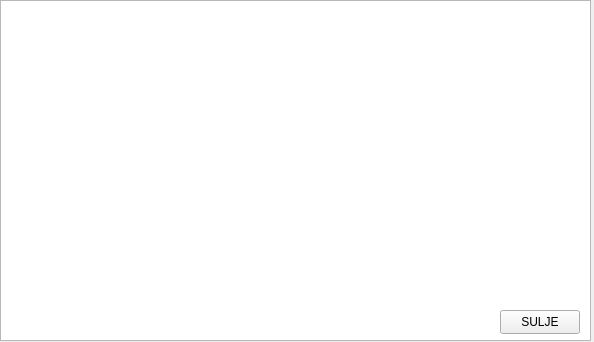
Old version of the form frontend/kuittiwindow.ui in the repository 22kmo-project/group_1.
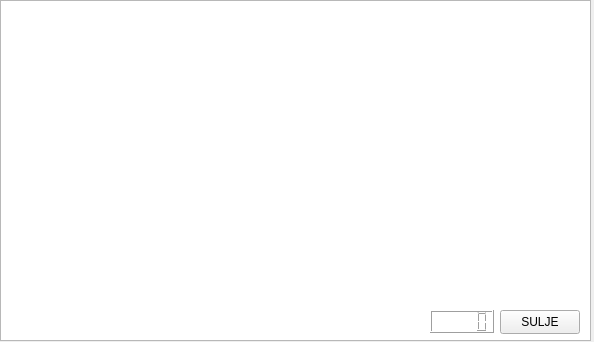
New version of the form.

Patch:
```diff
--- a/frontend/kuittiwindow.ui
+++ b/frontend/kuittiwindow.ui
@@ -45,6 +45,16 @@
     <string>SULJE</string>
    </property>
   </widget>
+  <widget class="QLCDNumber" name="timer">
+   <property name="geometry">
+    <rect>
+     <x>430</x>
+     <y>310</y>
+     <width>64</width>
+     <height>23</height>
+    </rect>
+   </property>
+  </widget>
  </widget>
  <resources/>
  <connections/>
```
